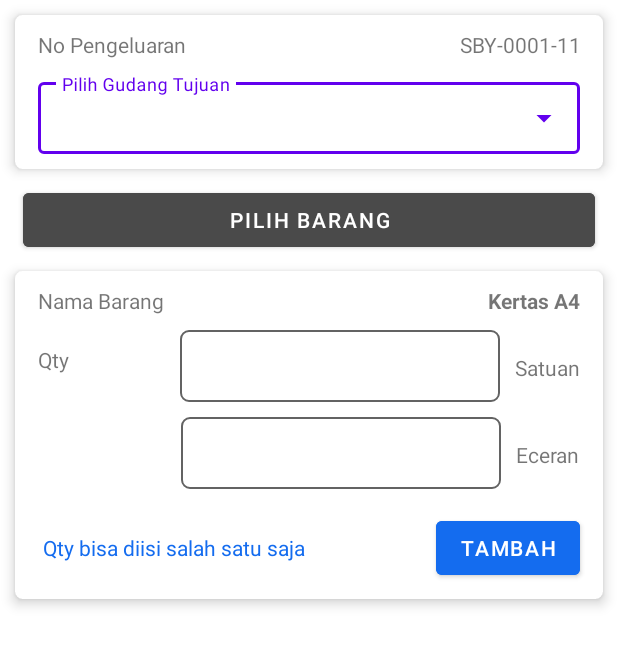
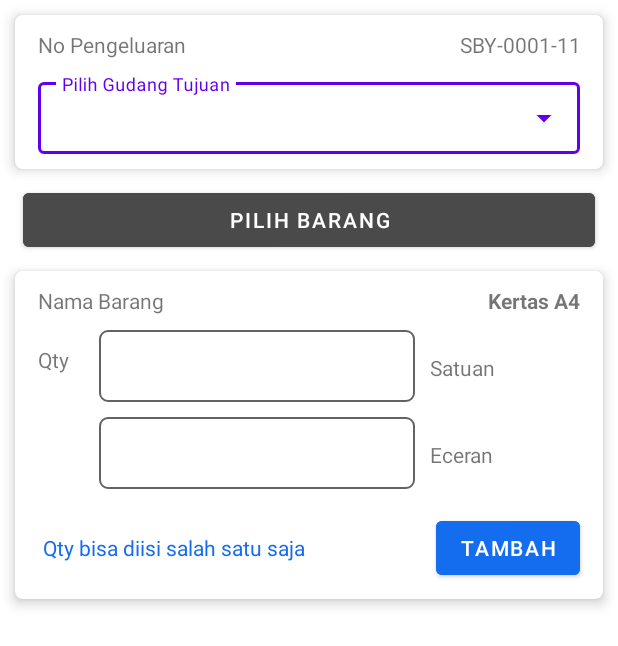
Before and after one commit to deoartanta/persediaan, an Android app: the layout tab_transfer.xml on its own in the app's theme, with its tools: preview values and no code run, on a phone screen of 412 x 824 dp. Shown: the top 646 px of the screen. Run offline under Robolectric (Android 15) with nearby library versions, the phone set to English and light mode, and no system bars.

Commit message:
memperbaiki tampilan konversi

```diff
--- a/app/src/main/res/layout/tab_transfer.xml
+++ b/app/src/main/res/layout/tab_transfer.xml
@@ -153,11 +153,12 @@
 
                         <EditText
                             android:id="@+id/edtQtySatu"
-                            android:layout_width="wrap_content"
+                            android:layout_width="match_parent"
                             android:layout_height="48dp"
                             android:layout_marginLeft="10dp"
                             android:layout_marginRight="10dp"
                             android:layout_marginBottom="10dp"
+                            android:layout_weight="1"
                             android:background="@drawable/input_outline"
                             android:ems="10"
                             android:inputType="number"
@@ -166,9 +167,10 @@
 
                         <TextView
                             android:id="@+id/textView23"
-                            android:layout_width="wrap_content"
+                            android:layout_width="match_parent"
                             android:layout_height="wrap_content"
                             android:layout_marginRight="15dp"
+                            android:layout_weight="2"
                             android:text="Satuan" />
                     </LinearLayout>
 
@@ -180,11 +182,12 @@
 
                         <EditText
                             android:id="@+id/edtQtyEcer"
-                            android:layout_width="wrap_content"
+                            android:layout_width="match_parent"
                             android:layout_height="48dp"
                             android:layout_marginLeft="10dp"
                             android:layout_marginRight="10dp"
                             android:layout_marginBottom="10dp"
+                            android:layout_weight="1"
                             android:background="@drawable/input_outline"
                             android:ems="10"
                             android:inputType="number"
@@ -193,9 +196,10 @@
 
                         <TextView
                             android:id="@+id/textView24"
-                            android:layout_width="wrap_content"
+                            android:layout_width="match_parent"
                             android:layout_height="wrap_content"
                             android:layout_marginRight="15dp"
+                            android:layout_weight="2"
                             android:text="Eceran" />
                     </LinearLayout>
 
```
Also changed, not shown: app/src/main/res/layout/card_penerimaan2shimmer.xml (+17 -17 lines).
